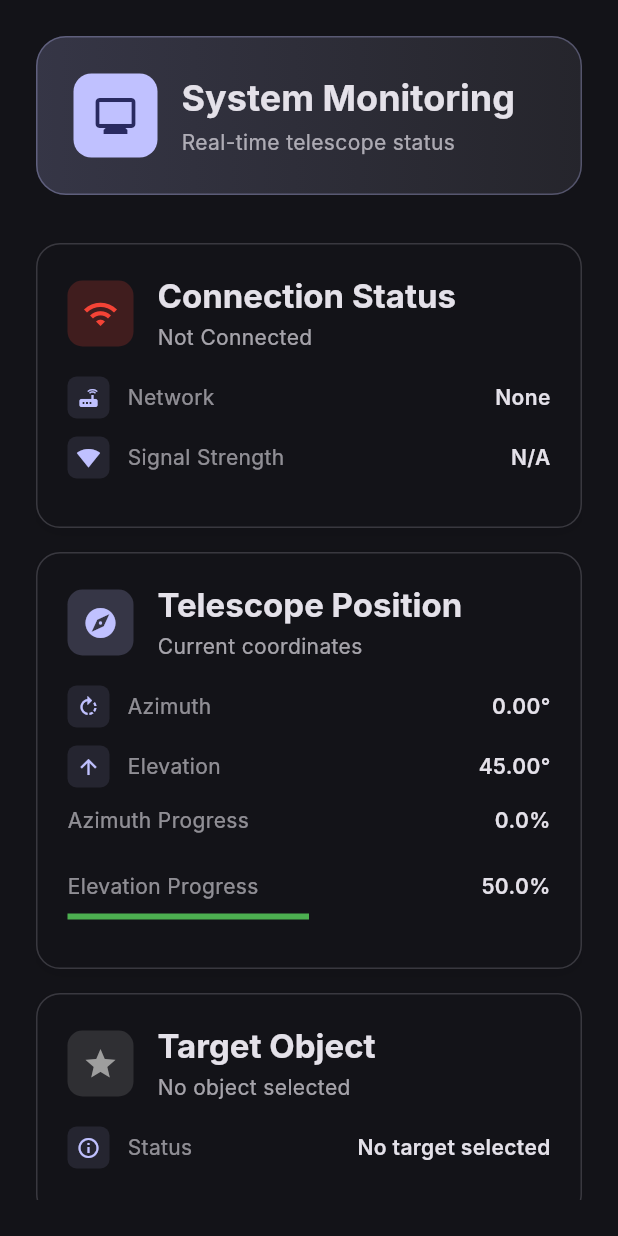
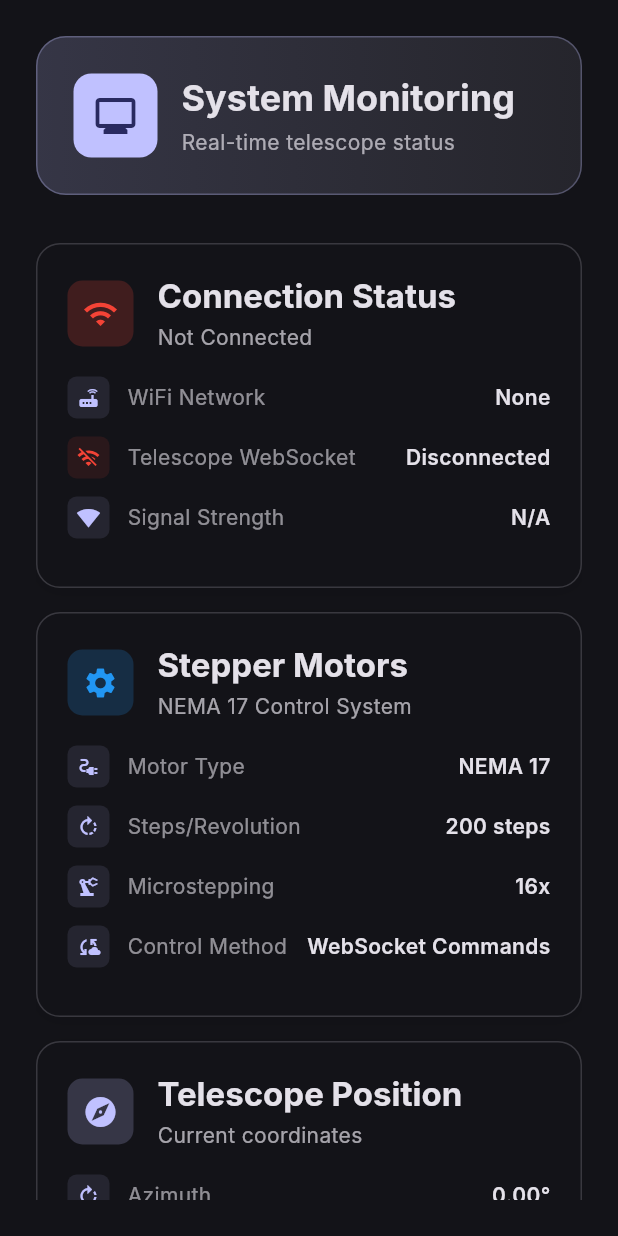
Before and after one commit to padukadafa/robotic_telescope-app, a Flutter app: the MonitoringScreen widget shown alone on an empty page, opened directly, on a phone screen of 412 x 824 dp. Run offline on Flutter 3.47's test engine with Material 3 defaults, Android fonts, the phone set to English and light mode, and no system bars; missing offline and left inert: wifi_iot; Roboto replaces fonts that are missing (Inter).

Commit message:
Enhance telescope control and connection features
- Added WebSocket connection handling in ConnectionProvider for telescope communication.
- Implemented methods for connecting, disconnecting, and sending commands to the telescope.
- Updated MonitoringScreen to display telescope connection status and WebSocket details.
- Improved TelescopeControlScreen with connection status banner and disabled controls when not connected.
- Refactored control button logic to enable/disable based on telescope connection status.

```diff
--- a/lib/core/providers/telescope_provider.dart
+++ b/lib/core/providers/telescope_provider.dart
@@ -1,108 +1,215 @@
 import 'package:flutter/foundation.dart';
+import 'dart:convert';
+import 'dart:io';
 
 class TelescopeProvider extends ChangeNotifier {
-  double _azimuth = 0.0; // 0-360 degrees
-  double _elevation = 45.0; // 0-90 degrees
+  double _azimuth = 0.0; // Current azimuth from WebSocket
+  double _elevation = 45.0; // Current elevation from WebSocket
   bool _isMoving = false;
   String _status = 'Ready';
+  bool _isConnected = false;
+
+  // WebSocket connection
+  WebSocket? _webSocket;
+  String _wsUrl = 'ws://192.168.4.1:81'; // Default telescope IP
+
+  // Stepper motor configuration
+  static const int STEPS_PER_REVOLUTION = 200; // NEMA 17 typical
+  static const double DEGREES_PER_STEP = 360.0 / STEPS_PER_REVOLUTION;
+  static const int MICROSTEPPING = 16; // Common microstepping value
 
   double get azimuth => _azimuth;
   double get elevation => _elevation;
   bool get isMoving => _isMoving;
   String get status => _status;
+  bool get isConnected => _isConnected;
 
+  // Connect to telescope WebSocket
+  Future<void> connectToTelescope(String ip) async {
+    try {
+      _wsUrl = 'ws://$ip:81';
+      _webSocket = await WebSocket.connect(_wsUrl);
+      _isConnected = true;
+      _status = 'Connected to telescope';
+      notifyListeners();
+
+      // Listen for position updates from telescope
+      _webSocket!.listen(
+        (data) {
+          try {
+            var message = jsonDecode(data);
+            if (message['type'] == 'position') {
+              _azimuth = message['azimuth'] ?? _azimuth;
+              _elevation = message['elevation'] ?? _elevation;
+              _isMoving = message['moving'] ?? false;
+              notifyListeners();
+            }
+          } catch (e) {
+            print('Error parsing WebSocket message: $e');
+          }
+        },
+        onDone: () {
+          _isConnected = false;
+          _status = 'Disconnected';
+          notifyListeners();
+        },
+        onError: (error) {
+          _isConnected = false;
+          _status = 'Connection error';
+          notifyListeners();
+        },
+      );
+    } catch (e) {
+      _isConnected = false;
+      _status = 'Failed to connect';
+      print('WebSocket connection error: $e');
+      notifyListeners();
+    }
+  }
+
+  // Disconnect from telescope
+  Future<void> disconnect() async {
+    if (_webSocket != null) {
+      await _webSocket!.close();
+      _webSocket = null;
+    }
+    _isConnected = false;
+    _status = 'Disconnected';
+    notifyListeners();
+  }
+
+  // Send stepper motor commands to telescope
+  Future<void> _sendCommand(String command, Map<String, dynamic> params) async {
+    if (!_isConnected || _webSocket == null) {
+      _status = 'Not connected to telescope';
+      notifyListeners();
+      return;
+    }
+
+    try {
+      var message = {
+        'command': command,
+        'timestamp': DateTime.now().millisecondsSinceEpoch,
+        ...params
+      };
+
+      _webSocket!.add(jsonEncode(message));
+      _isMoving = true;
+      _status = 'Sending command...';
+      notifyListeners();
+    } catch (e) {
+      _status = 'Command failed';
+      print('Error sending command: $e');
+      notifyListeners();
+    }
+  }
+
+  // Move telescope to specific position (angle-based)
   void moveTo(double targetAzimuth, double targetElevation) {
-    _isMoving = true;
+    if (!_isConnected) {
+      _status = 'Not connected to telescope';
+      notifyListeners();
+      return;
+    }
+
+    _sendCommand('goto', {
+      'azimuth': targetAzimuth,
+      'elevation': targetElevation
+    });
+
     _status = 'Moving to target';
     notifyListeners();
+  }
 
-    // Simulate movement (in real app, this would send commands to telescope)
-    Future.delayed(const Duration(seconds: 3), () {
-      _azimuth = targetAzimuth;
-      _elevation = targetElevation;
-      _isMoving = false;
-      _status = 'Target reached';
-      notifyListeners();
+  // Manual control - move in specific direction by steps
+  void slewUp({int steps = 10}) {
+    _sendCommand('slew', {
+      'direction': 'up',
+      'steps': steps
+    });
+    _status = 'Moving up';
+    notifyListeners();
+  }
 
-      // Reset status after a moment
-      Future.delayed(const Duration(seconds: 2), () {
-        _status = 'Ready';
-        notifyListeners();
-      });
+  void slewDown({int steps = 10}) {
+    _sendCommand('slew', {
+      'direction': 'down',
+      'steps': steps
+    });
+    _status = 'Moving down';
+    notifyListeners();
+  }
+
+  void slewLeft({int steps = 10}) {
+    _sendCommand('slew', {
+      'direction': 'left',
+      'steps': steps
+    });
+    _status = 'Moving left';
+    notifyListeners();
+  }
+
+  void slewRight({int steps = 10}) {
+    _sendCommand('slew', {
+      'direction': 'right',
+      'steps': steps
+    });
+    _status = 'Moving right';
+    notifyListeners();
+  }
+
+  // Stop all movement
+  void stop() {
+    _sendCommand('stop', {});
+    _isMoving = false;
+    _status = 'Stopped';
+    notifyListeners();
+  }
+
+  // Calibrate telescope position
+  void calibrate() {
+    _sendCommand('calibrate', {});
+    _status = 'Calibrating...';
+    notifyListeners();
+  }
+
+  // Home position
+  void goHome() {
+    _sendCommand('home', {});
+    _status = 'Going home';
+    notifyListeners();
+  }
+
+  // Set stepper motor speed (RPM)
+  void setSpeed(double rpm) {
+    _sendCommand('set_speed', {
+      'rpm': rpm
     });
   }
 
-  void slewUp() {
-    if (_elevation < 90.0) {
-      _elevation = (_elevation + 1.0).clamp(0.0, 90.0);
-      _isMoving = true;
-      _status = 'Moving up';
-      notifyListeners();
-
-      Future.delayed(const Duration(milliseconds: 500), () {
-        _isMoving = false;
-        _status = 'Ready';
-        notifyListeners();
-      });
-    }
-  }
-
-  void slewDown() {
-    if (_elevation > 0.0) {
-      _elevation = (_elevation - 1.0).clamp(0.0, 90.0);
-      _isMoving = true;
-      _status = 'Moving down';
-      notifyListeners();
-
-      Future.delayed(const Duration(milliseconds: 500), () {
-        _isMoving = false;
-        _status = 'Ready';
-        notifyListeners();
-      });
-    }
-  }
-
-  void slewLeft() {
-    _azimuth = (_azimuth - 1.0) % 360.0;
-    if (_azimuth < 0) _azimuth += 360.0;
-    _isMoving = true;
-    _status = 'Moving left';
-    notifyListeners();
-
-    Future.delayed(const Duration(milliseconds: 500), () {
-      _isMoving = false;
-      _status = 'Ready';
-      notifyListeners();
+  // Set microstepping mode
+  void setMicrostepping(int mode) {
+    _sendCommand('set_microstepping', {
+      'mode': mode
     });
   }
 
-  void slewRight() {
-    _azimuth = (_azimuth + 1.0) % 360.0;
-    _isMoving = true;
-    _status = 'Moving right';
-    notifyListeners();
-
-    Future.delayed(const Duration(milliseconds: 500), () {
-      _isMoving = false;
-      _status = 'Ready';
-      notifyListeners();
-    });
+  // Get current stepper position in steps
+  void getStepperPosition() {
+    _sendCommand('get_position', {});
   }
 
-  void stop() {
+  // Emergency stop
+  void emergencyStop() {
+    _sendCommand('emergency_stop', {});
     _isMoving = false;
-    _status = 'Stopped';
+    _status = 'Emergency stop activated';
     notifyListeners();
-
-    Future.delayed(const Duration(seconds: 1), () {
-      _status = 'Ready';
-      notifyListeners();
-    });
   }
 
-  void setPosition(double azimuth, double elevation) {
-    _azimuth = azimuth.clamp(0.0, 360.0);
-    _elevation = elevation.clamp(0.0, 90.0);
-    notifyListeners();
+  @override
+  void dispose() {
+    disconnect();
+    super.dispose();
   }
 }
--- a/lib/features/monitoring/presentation/monitoring_screen.dart
+++ b/lib/features/monitoring/presentation/monitoring_screen.dart
@@ -102,15 +102,59 @@ class MonitoringScreen extends StatelessWidget {
                           [
                             _buildDetailRow(
                               context,
-                              'Network',
+                              'WiFi Network',
                               connectionProvider.isConnected ? connectionProvider.connectedNetwork : 'None',
                               Icons.router,
+                            ),
+                            _buildDetailRow(
+                              context,
+                              'Telescope WebSocket',
+                              connectionProvider.telescopeConnected ? 'Connected (${connectionProvider.telescopeIp})' : 'Disconnected',
+                              connectionProvider.telescopeConnected ? Icons.wifi : Icons.wifi_off,
+                              color: connectionProvider.telescopeConnected ? Colors.green : Colors.red,
                             ),
                             _buildDetailRow(
                               context,
                               'Signal Strength',
                               connectionProvider.isConnected ? 'Strong' : 'N/A',
                               Icons.signal_wifi_4_bar,
+                            ),
+                          ],
+                        ),
+
+                        const SizedBox(height: 16),
+
+                        // Stepper Motor Status
+                        _buildStatusCard(
+                          context,
+                          'Stepper Motors',
+                          Icons.settings,
+                          'NEMA 17 Control System',
+                          Colors.blue,
+                          [
+                            _buildDetailRow(
+                              context,
+                              'Motor Type',
+                              'NEMA 17',
+                              Icons.electrical_services,
+                            ),
+                            _buildDetailRow(
+                              context,
+                              'Steps/Revolution',
+                              '200 steps',
+                              Icons.rotate_right,
+                            ),
+                            _buildDetailRow(
+                              context,
+                              'Microstepping',
+                              '16x',
+                              Icons.precision_manufacturing,
+                            ),
+                            _buildDetailRow(
+                              context,
+                              'Control Method',
+                              'WebSocket Commands',
+                              Icons.cloud_sync,
                             ),
                           ],
                         ),
@@ -207,15 +251,21 @@ class MonitoringScreen extends StatelessWidget {
                             _buildDetailRow(
                               context,
                               'Current Action',
-                              telescopeProvider.isMoving ? 'Moving to target' : 'Idle',
+                              telescopeProvider.status,
                               telescopeProvider.isMoving ? Icons.directions_run : Icons.stop,
+                            ),
+                            _buildDetailRow(
+                              context,
+                              'Control Method',
+                              'Stepper Motor Commands',
+                              Icons.precision_manufacturing,
                             ),
                             if (telescopeProvider.isMoving)
                               _buildDetailRow(
                                 context,
-                                'Estimated Time',
-                                '~2 seconds',
-                                Icons.timer,
+                                'Command Type',
+                                'WebSocket Transmission',
+                                Icons.cloud_upload,
                               ),
                           ],
                         ),
@@ -232,21 +282,28 @@ class MonitoringScreen extends StatelessWidget {
                           [
                             _buildDetailRow(
                               context,
-                              'Telescope',
-                              'Online',
-                              Icons.check_circle,
+                              'Telescope Controller',
+                              telescopeProvider.isConnected ? 'Online' : 'Offline',
+                              telescopeProvider.isConnected ? Icons.check_circle : Icons.error,
+                              color: telescopeProvider.isConnected ? Colors.green : Colors.red,
+                            ),
+                            _buildDetailRow(
+                              context,
+                              'WebSocket Connection',
+                              connectionProvider.telescopeConnected ? 'Connected' : 'Disconnected',
+                              connectionProvider.telescopeConnected ? Icons.wifi : Icons.wifi_off,
+                              color: connectionProvider.telescopeConnected ? Colors.green : Colors.red,
+                            ),
+                            _buildDetailRow(
+                              context,
+                              'Stepper Motors',
+                              'Ready',
+                              Icons.electrical_services,
                               color: Colors.green,
                             ),
                             _buildDetailRow(
                               context,
-                              'Connection',
-                              connectionProvider.isConnected ? 'Stable' : 'Disconnected',
-                              connectionProvider.isConnected ? Icons.wifi : Icons.wifi_off,
-                              color: connectionProvider.isConnected ? Colors.green : Colors.red,
-                            ),
-                            _buildDetailRow(
-                              context,
-                              'Power',
+                              'Power Status',
                               'Normal',
                               Icons.battery_full,
                               color: Colors.green,
```
Also changed, not shown: lib/core/providers/connection_provider.dart (+110 -0 lines), lib/features/telescope_control/presentation/telescope_control_screen.dart (+56 -11 lines).
